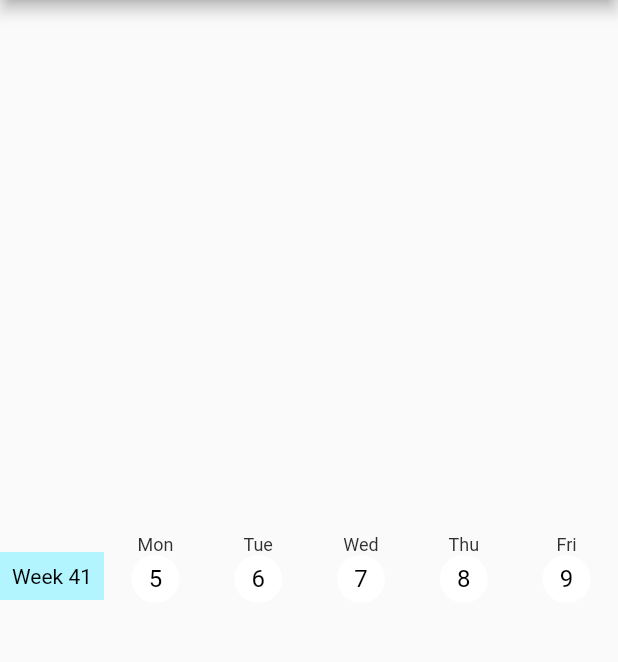
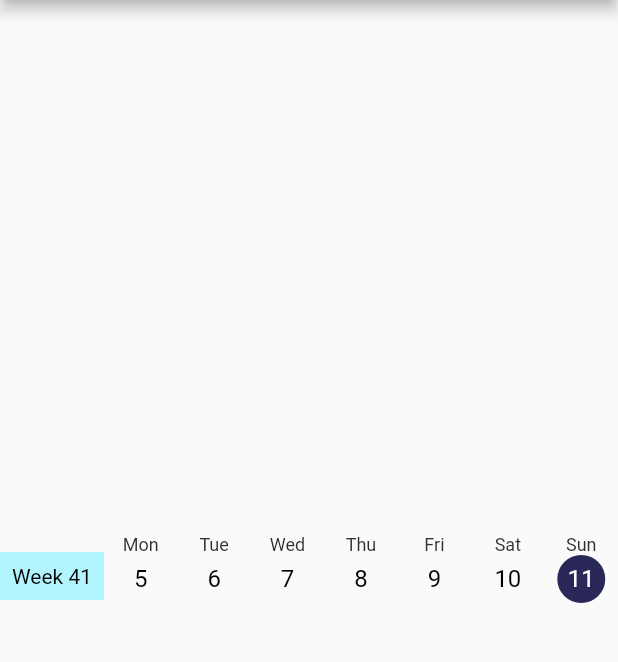
Before and after one commit to Magnuti/Weekly-Date-Picker, a Flutter app: the screen it shows after launch, on a phone screen of 412 x 824 dp, the part 84-746 px from its top. Run offline on Flutter 3.47's test engine with Material 2 defaults, Android fonts, the phone set to English and light mode, and no system bars.

Commit message:
Color patch

```diff
--- a/lib/weekday_scroller.dart
+++ b/lib/weekday_scroller.dart
@@ -10,14 +10,15 @@ class WeekdayScroller extends StatefulWidget {
     @required this.changeDay,
     this.weekdayText = 'Week',
     this.weekdays = const ['Mon', 'Tue', 'Wed', 'Thu', 'Fri', 'Sat', 'Sun'],
-    this.backgroundColor = const Color(0xFFFFFFFF),
+    this.backgroundColor = const Color(0xFFFAFAFA),
+    this.unselectedColor = const Color(0xFFFAFAFA),
     this.selectedColor = const Color(0xFF2A2859),
     this.selectedTextColor = const Color(0xFFFFFFFF),
     this.textColor = const Color(0xFF000000),
     this.weekdayColor = const Color(0xFF303030),
     this.weeknumberColor = const Color(0xFFB2F5FE),
     this.weeknumberTextColor = const Color(0xFF000000),
-    this.daysInWeek = 5,
+    this.daysInWeek = 7,
   })  : assert(changeDay != null),
         assert(changeDay != null),
         super(key: key);
@@ -27,6 +28,7 @@ class WeekdayScroller extends StatefulWidget {
   final String weekdayText;
   final List<String> weekdays;
   final Color backgroundColor;
+  final Color unselectedColor;
   final Color selectedColor;
   final Color selectedTextColor;
   final Color textColor;
@@ -46,7 +48,9 @@ class _WeekdayScrollerState extends State<WeekdayScroller> {
   int _weeknumberNow;
   int _weeknumberInSwipe;
 
-  _WeekdayScrollerState() {
+  @override
+  void initState() {
+    super.initState();
     // Weekday calculation from https://en.wikipedia.org/wiki/ISO_week_date#Calculation
     int dayOfYear =
         int.parse(DateFormat('D').format(now)); // day count from. 1. January
@@ -59,6 +63,7 @@ class _WeekdayScrollerState extends State<WeekdayScroller> {
     return Container(
       padding: EdgeInsets.symmetric(vertical: 12.0),
       height: 80,
+      color: widget.backgroundColor,
       child: Row(
         children: <Widget>[
           Container(
@@ -120,7 +125,7 @@ class _WeekdayScrollerState extends State<WeekdayScroller> {
             ),
             CircleAvatar(
               backgroundColor:
-                  isSelected ? widget.selectedColor : widget.backgroundColor,
+                  isSelected ? widget.selectedColor : widget.unselectedColor,
               radius: 16.0,
               child: Text(
                 '${dateTime.day}',
```
